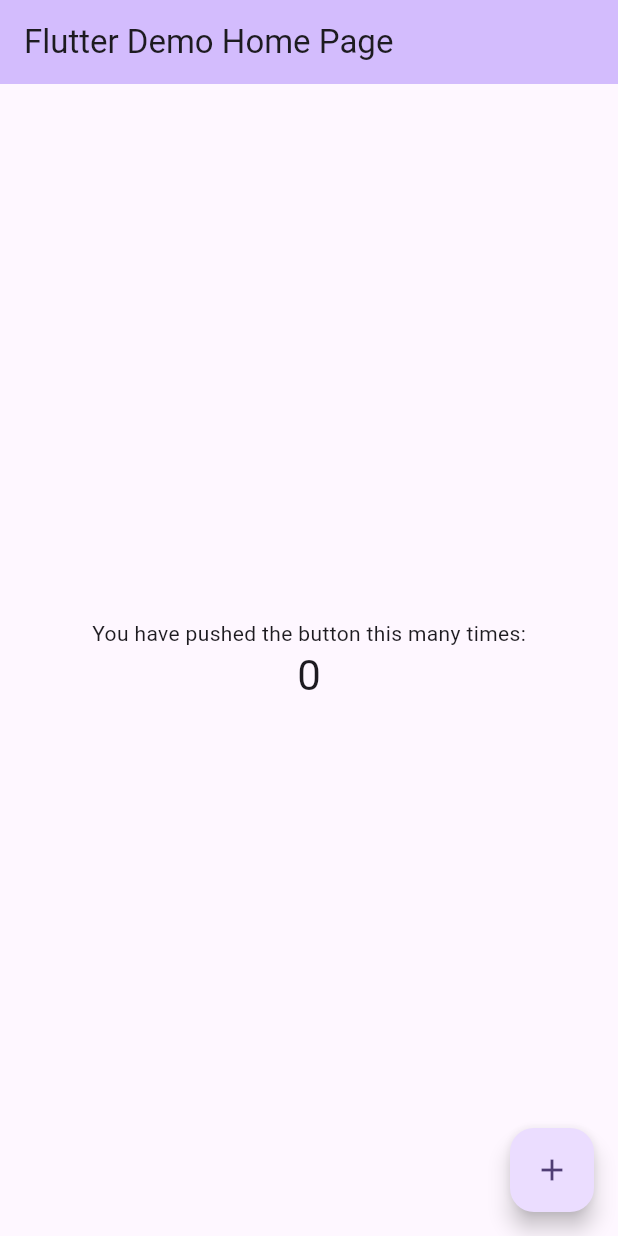
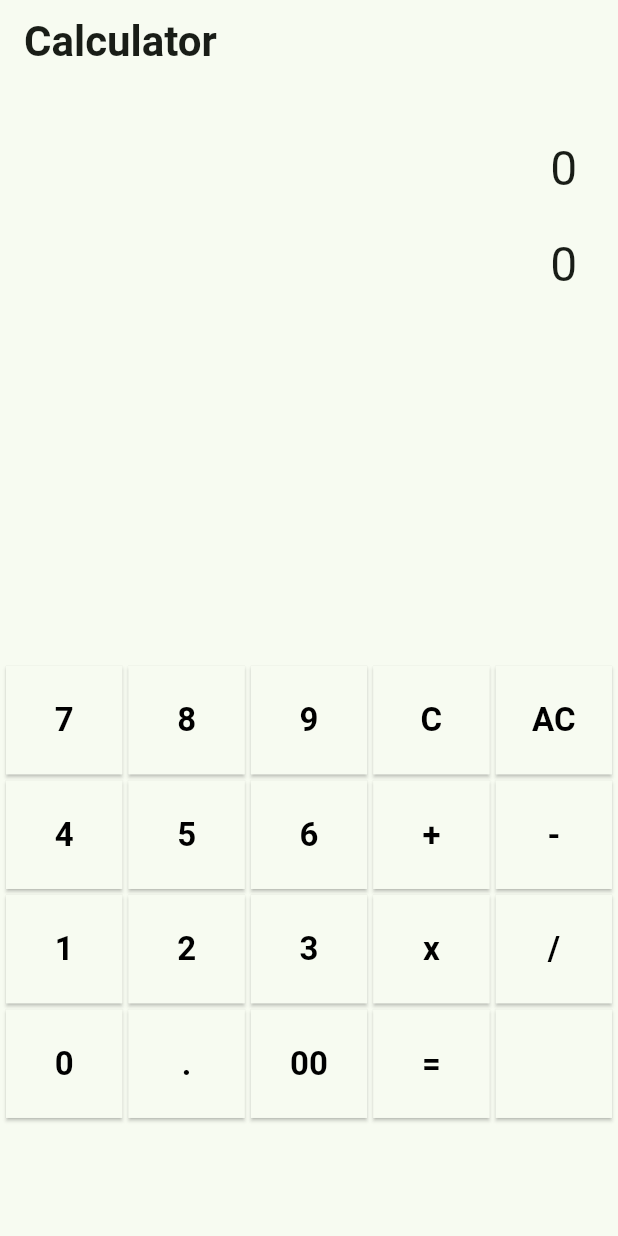
Before and after one commit to keonwoo98/Mobile-Piscine, a Flutter app: the screen it shows after launch, on a phone screen of 412 x 824 dp. Run offline on Flutter 3.47's test engine with Material 3 defaults, Android fonts, the phone set to English and light mode, and no system bars.

Commit message:
made calculator display ex02

```diff
--- a/module00/ex02/lib/main.dart
+++ b/module00/ex02/lib/main.dart
@@ -7,119 +7,159 @@ void main() {
 class MyApp extends StatelessWidget {
   const MyApp({super.key});
 
-  // This widget is the root of your application.
   @override
   Widget build(BuildContext context) {
     return MaterialApp(
-      title: 'Flutter Demo',
+      title: 'mobileModule00/ex02',
       theme: ThemeData(
-        // This is the theme of your application.
-        //
-        // TRY THIS: Try running your application with "flutter run". You'll see
-        // the application has a purple toolbar. Then, without quitting the app,
-        // try changing the seedColor in the colorScheme below to Colors.green
-        // and then invoke "hot reload" (save your changes or press the "hot
-        // reload" button in a Flutter-supported IDE, or press "r" if you used
-        // the command line to start the app).
-        //
-        // Notice that the counter didn't reset back to zero; the application
-        // state is not lost during the reload. To reset the state, use hot
-        // restart instead.
-        //
-        // This works for code too, not just values: Most code changes can be
-        // tested with just a hot reload.
-        colorScheme: ColorScheme.fromSeed(seedColor: Colors.deepPurple),
+        colorScheme: ColorScheme.fromSeed(seedColor: Colors.green),
         useMaterial3: true,
       ),
-      home: const MyHomePage(title: 'Flutter Demo Home Page'),
+      home: const Calculator(),
     );
   }
 }
 
-class MyHomePage extends StatefulWidget {
-  const MyHomePage({super.key, required this.title});
-
-  // This widget is the home page of your application. It is stateful, meaning
-  // that it has a State object (defined below) that contains fields that affect
-  // how it looks.
-
-  // This class is the configuration for the state. It holds the values (in this
-  // case the title) provided by the parent (in this case the App widget) and
-  // used by the build method of the State. Fields in a Widget subclass are
-  // always marked "final".
-
-  final String title;
+class Calculator extends StatefulWidget {
+  const Calculator({super.key});
 
   @override
-  State<MyHomePage> createState() => _MyHomePageState();
+  State<Calculator> createState() => _CalculatorState();
 }
 
-class _MyHomePageState extends State<MyHomePage> {
-  int _counter = 0;
-
-  void _incrementCounter() {
-    setState(() {
-      // This call to setState tells the Flutter framework that something has
-      // changed in this State, which causes it to rerun the build method below
-      // so that the display can reflect the updated values. If we changed
-      // _counter without calling setState(), then the build method would not be
-      // called again, and so nothing would appear to happen.
-      _counter++;
-    });
-  }
+class _CalculatorState extends State<Calculator> {
+  String expression = '0';
+  String result = '0';
 
   @override
   Widget build(BuildContext context) {
-    // This method is rerun every time setState is called, for instance as done
-    // by the _incrementCounter method above.
-    //
-    // The Flutter framework has been optimized to make rerunning build methods
-    // fast, so that you can just rebuild anything that needs updating rather
-    // than having to individually change instances of widgets.
     return Scaffold(
       appBar: AppBar(
-        // TRY THIS: Try changing the color here to a specific color (to
-        // Colors.amber, perhaps?) and trigger a hot reload to see the AppBar
-        // change color while the other colors stay the same.
-        backgroundColor: Theme.of(context).colorScheme.inversePrimary,
-        // Here we take the value from the MyHomePage object that was created by
-        // the App.build method, and use it to set our appbar title.
-        title: Text(widget.title),
-      ),
-      body: Center(
-        // Center is a layout widget. It takes a single child and positions it
-        // in the middle of the parent.
-        child: Column(
-          // Column is also a layout widget. It takes a list of children and
-          // arranges them vertically. By default, it sizes itself to fit its
-          // children horizontally, and tries to be as tall as its parent.
-          //
-          // Column has various properties to control how it sizes itself and
-          // how it positions its children. Here we use mainAxisAlignment to
-          // center the children vertically; the main axis here is the vertical
-          // axis because Columns are vertical (the cross axis would be
-          // horizontal).
-          //
-          // TRY THIS: Invoke "debug painting" (choose the "Toggle Debug Paint"
-          // action in the IDE, or press "p" in the console), to see the
-          // wireframe for each widget.
-          mainAxisAlignment: MainAxisAlignment.center,
-          children: <Widget>[
-            const Text(
-              'You have pushed the button this many times:',
-            ),
-            Text(
-              '$_counter',
-              style: Theme.of(context).textTheme.headlineMedium,
-            ),
-          ],
+        title: const Text(
+          'Calculator',
+          style: TextStyle(
+            fontSize: 28,
+            fontWeight: FontWeight.bold,
+          ),
         ),
       ),
-      floatingActionButton: FloatingActionButton(
-        onPressed: _incrementCounter,
-        tooltip: 'Increment',
-        child: const Icon(Icons.add),
-      ), // This trailing comma makes auto-formatting nicer for build methods.
+      body: Column(
+        crossAxisAlignment: CrossAxisAlignment.stretch,
+        children: [
+          Expanded(
+            child: Padding(
+              padding: const EdgeInsets.all(24.0),
+              child: Column(
+                crossAxisAlignment: CrossAxisAlignment.stretch,
+                children: [
+                  // Text(
+                  //   expression,
+                  //   textAlign: TextAlign.right,
+                  //   style: const TextStyle(
+                  //     fontSize: 40.0,
+                  //   ),
+                  // ),
+                  // Text(
+                  //   result,
+                  //   textAlign: TextAlign.right,
+                  //   style: const TextStyle(
+                  //     fontSize: 40.0,
+                  //   ),
+                  // ),
+                  TextField(
+                    controller: TextEditingController(text: expression),
+                    textAlign: TextAlign.right,
+                    style: const TextStyle(fontSize: 32),
+                    readOnly: true,
+                    decoration: const InputDecoration(
+                      border: InputBorder.none, // 밑줄을 없애는 부분
+                      // contentPadding: EdgeInsets.zero, // 내용과 상하좌우 간격을 없애는 부분
+                    ),
+                  ),
+                  TextField(
+                    controller: TextEditingController(text: result),
+                    textAlign: TextAlign.right,
+                    style: const TextStyle(fontSize: 32),
+                    readOnly: true,
+                    decoration: const InputDecoration(
+                      border: InputBorder.none, // 밑줄을 없애는 부분
+                    ),
+                  ),
+                ],
+              ),
+            ),
+          ),
+          Expanded(
+            child: LayoutBuilder(
+              builder: (context, constraints) {
+                double maxButtonWidth = constraints.maxWidth / 4;
+                double maxButtonHeight = constraints.maxHeight / 4;
+
+                return GridView.count(
+                  crossAxisCount: 5,
+                  padding: const EdgeInsets.all(4.0),
+                  mainAxisSpacing: 4.0,
+                  crossAxisSpacing: 4.0,
+                  childAspectRatio: maxButtonWidth / maxButtonHeight,
+                  children: <String>[
+                    '7',
+                    '8',
+                    '9',
+                    'C',
+                    'AC',
+                    '4',
+                    '5',
+                    '6',
+                    '+',
+                    '-',
+                    '1',
+                    '2',
+                    '3',
+                    'x',
+                    '/',
+                    '0',
+                    '.',
+                    '00',
+                    '=',
+                    '',
+                  ].map((key) {
+                    return GridTile(
+                      child: KeyboardKey(key),
+                    );
+                  }).toList(),
+                );
+              },
+            ),
+          ),
+        ],
+      ),
     );
   }
 }
+
+class KeyboardKey extends StatelessWidget {
+  const KeyboardKey(this._keyValue, {Key? key}) : super(key: key);
+
+  final _keyValue;
+
+  @override
+  Widget build(BuildContext context) {
+    return ElevatedButton(
+      style: ElevatedButton.styleFrom(
+        backgroundColor: Theme.of(context).scaffoldBackgroundColor,
+        shape: const RoundedRectangleBorder(
+          borderRadius: BorderRadius.zero, // 여기서 모서리를 제거합니다.
+        ),
+      ),
+      onPressed: () {},
+      child: Text(
+        _keyValue,
+        style: const TextStyle(
+          fontWeight: FontWeight.bold,
+          fontSize: 22.0,
+          color: Colors.black,
+        ),
+      ),
+    );
+  }
+}
```
